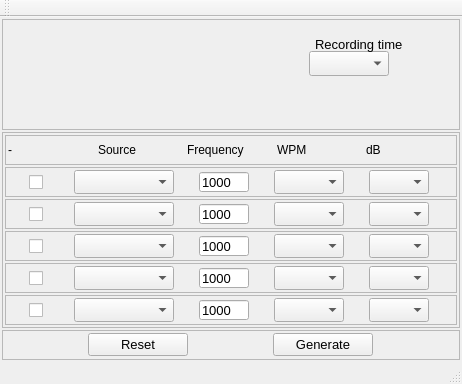
oldscienceguy/PebbleSDR, file plugins/MorseDigitalModem/MorseIQMaker/mainwindow.ui: the form before one commit.
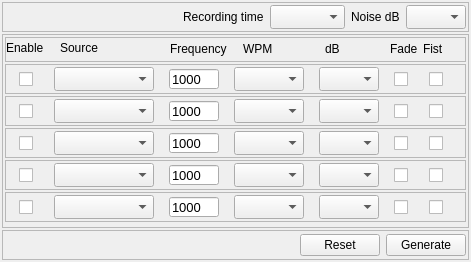
The form after the commit.

Commit message:
UI and noise options
Fade and Fist variations not implemented yet

Patch:
```diff
--- a/plugins/MorseDigitalModem/MorseIQMaker/mainwindow.ui
+++ b/plugins/MorseDigitalModem/MorseIQMaker/mainwindow.ui
@@ -6,8 +6,8 @@
    <rect>
     <x>0</x>
     <y>0</y>
-    <width>462</width>
-    <height>384</height>
+    <width>471</width>
+    <height>262</height>
    </rect>
   </property>
   <property name="windowTitle">
@@ -32,51 +32,104 @@
     </property>
     <item>
      <widget class="QFrame" name="frame">
+      <property name="maximumSize">
+       <size>
+        <width>16777215</width>
+        <height>30</height>
+       </size>
+      </property>
       <property name="frameShape">
        <enum>QFrame::StyledPanel</enum>
       </property>
       <property name="frameShadow">
        <enum>QFrame::Raised</enum>
       </property>
-      <widget class="QComboBox" name="timeBox">
-       <property name="geometry">
-        <rect>
-         <x>307</x>
-         <y>32</y>
-         <width>80</width>
-         <height>25</height>
-        </rect>
+      <layout class="QHBoxLayout" name="horizontalLayout_8">
+       <property name="spacing">
+        <number>6</number>
        </property>
-       <property name="maximumSize">
-        <size>
-         <width>16777215</width>
-         <height>25</height>
-        </size>
+       <property name="leftMargin">
+        <number>2</number>
        </property>
-       <property name="font">
-        <font>
-         <pointsize>10</pointsize>
-        </font>
+       <property name="topMargin">
+        <number>2</number>
        </property>
-      </widget>
-      <widget class="QLabel" name="label_6">
-       <property name="geometry">
-        <rect>
-         <x>313</x>
-         <y>17</y>
-         <width>87</width>
-         <height>16</height>
-        </rect>
+       <property name="rightMargin">
+        <number>2</number>
        </property>
-       <property name="font">
-        <font>
-         <pointsize>10</pointsize>
-        </font>
+       <property name="bottomMargin">
+        <number>2</number>
        </property>
-       <property name="text">
-        <string>Recording time</string>
-       </property>
-      </widget>
+       <item>
+        <spacer name="horizontalSpacer">
+         <property name="orientation">
+          <enum>Qt::Horizontal</enum>
+         </property>
+         <property name="sizeHint" stdset="0">
+          <size>
+           <width>40</width>
+           <height>20</height>
+          </size>
+         </property>
+        </spacer>
+       </item>
+       <item>
+        <widget class="QLabel" name="label_6">
+         <property name="maximumSize">
+          <size>
+           <width>100</width>
+           <height>16777215</height>
+          </size>
+         </property>
+         <property name="text">
+          <string>Recording time</string>
+         </property>
+        </widget>
+       </item>
+       <item>
+        <widget class="QComboBox" name="timeBox">
+         <property name="maximumSize">
+          <size>
+           <width>75</width>
+           <height>25</height>
+          </size>
+         </property>
+         <property name="font">
+          <font>
+           <pointsize>10</pointsize>
+          </font>
+         </property>
+        </widget>
+       </item>
+       <item>
+        <widget class="QLabel" name="label_9">
+         <property name="maximumSize">
+          <size>
+           <width>60</width>
+           <height>16777215</height>
+          </size>
+         </property>
+         <property name="text">
+          <string>Noise dB</string>
+         </property>
+        </widget>
+       </item>
+       <item>
+        <widget class="QComboBox" name="noiseBox">
+         <property name="maximumSize">
+          <size>
+           <width>60</width>
+           <height>25</height>
+          </size>
+         </property>
+         <property name="font">
+          <font>
+           <pointsize>10</pointsize>
+          </font>
+         </property>
+        </widget>
+       </item>
+      </layout>
      </widget>
     </item>
     <item>
@@ -108,13 +161,13 @@
          <property name="minimumSize">
           <size>
            <width>0</width>
-           <height>30</height>
+           <height>25</height>
           </size>
          </property>
          <property name="maximumSize">
           <size>
            <width>16777215</width>
-           <height>30</height>
+           <height>25</height>
           </size>
          </property>
          <property name="frameShape">
@@ -123,58 +176,127 @@
          <property name="frameShadow">
           <enum>QFrame::Raised</enum>
          </property>
-         <layout class="QHBoxLayout" name="horizontalLayout_6">
-          <property name="spacing">
-           <number>2</number>
+         <widget class="QLabel" name="label">
+          <property name="geometry">
+           <rect>
+            <x>1</x>
+            <y>3</y>
+            <width>41</width>
+            <height>16</height>
+           </rect>
           </property>
-          <property name="leftMargin">
-           <number>2</number>
+          <property name="maximumSize">
+           <size>
+            <width>50</width>
+            <height>16777215</height>
+           </size>
           </property>
-          <property name="topMargin">
-           <number>2</number>
+          <property name="text">
+           <string>Enable</string>
           </property>
-          <property name="rightMargin">
-           <number>2</number>
+         </widget>
+         <widget class="QLabel" name="label_5">
+          <property name="geometry">
+           <rect>
+            <x>55</x>
+            <y>3</y>
+            <width>83</width>
+            <height>16</height>
+           </rect>
           </property>
-          <property name="bottomMargin">
-           <number>2</number>
+          <property name="minimumSize">
+           <size>
+            <width>80</width>
+            <height>0</height>
+           </size>
           </property>
-          <item>
-           <widget class="QLabel" name="label">
-            <property name="text">
-             <string>-</string>
-            </property>
-           </widget>
-          </item>
-          <item>
-           <widget class="QLabel" name="label_5">
-            <property name="text">
-             <string>Source</string>
-            </property>
-           </widget>
-          </item>
-          <item>
-           <widget class="QLabel" name="label_2">
-            <property name="text">
-             <string>Frequency</string>
-            </property>
-           </widget>
-          </item>
-          <item>
-           <widget class="QLabel" name="label_3">
-            <property name="text">
-             <string>WPM</string>
-            </property>
-           </widget>
-          </item>
-          <item>
-           <widget class="QLabel" name="label_4">
-            <property name="text">
-             <string>dB</string>
-            </property>
-           </widget>
-          </item>
-         </layout>
+          <property name="maximumSize">
+           <size>
+            <width>100</width>
+            <height>16777215</height>
+           </size>
+          </property>
+          <property name="text">
+           <string>Source</string>
+          </property>
+         </widget>
+         <widget class="QLabel" name="label_2">
+          <property name="geometry">
+           <rect>
+            <x>165</x>
+            <y>4</y>
+            <width>64</width>
+            <height>16</height>
+           </rect>
+          </property>
+          <property name="text">
+           <string>Frequency</string>
+          </property>
+         </widget>
+         <widget class="QLabel" name="label_3">
+          <property name="geometry">
+           <rect>
+            <x>238</x>
+            <y>4</y>
+            <width>32</width>
+            <height>16</height>
+           </rect>
+          </property>
+          <property name="text">
+           <string>WPM</string>
+          </property>
+         </widget>
+         <widget class="QLabel" name="label_4">
+          <property name="geometry">
+           <rect>
+            <x>320</x>
+            <y>4</y>
+            <width>17</width>
+            <height>16</height>
+           </rect>
+          </property>
+          <property name="text">
+           <string>dB</string>
+          </property>
+         </widget>
+         <widget class="QLabel" name="label_7">
+          <property name="geometry">
+           <rect>
+            <x>385</x>
+            <y>4</y>
+            <width>30</width>
+            <height>16</height>
+           </rect>
+          </property>
+          <property name="maximumSize">
+           <size>
+            <width>30</width>
+            <height>16777215</height>
+           </size>
+          </property>
+          <property name="text">
+           <string>Fade</string>
+          </property>
+         </widget>
+         <widget class="QLabel" name="label_8">
+          <property name="geometry">
+           <rect>
+            <x>418</x>
+            <y>4</y>
+            <width>22</width>
+            <height>16</height>
+           </rect>
+          </property>
+          <property name="maximumSize">
+           <size>
+            <width>30</width>
+            <height>16777215</height>
+           </size>
+          </property>
+          <property name="text">
+           <string>Fist</string>
+          </property>
+         </widget>
         </widget>
        </item>
        <item>
@@ -319,6 +441,32 @@
             </property>
            </widget>
           </item>
+          <item>
+           <widget class="QCheckBox" name="fadeBox_1">
+            <property name="maximumSize">
+             <size>
+              <width>20</width>
+              <height>20</height>
+             </size>
+            </property>
+            <property name="text">
+             <string/>
+            </property>
+           </widget>
+          </item>
+          <item>
+           <widget class="QCheckBox" name="fistBox_1">
+            <property name="maximumSize">
+             <size>
+              <width>20</width>
+              <height>20</height>
+             </size>
+            </property>
+            <property name="text">
+             <string/>
+            </property>
+           </widget>
+          </item>
          </layout>
         </widget>
        </item>
@@ -464,6 +612,32 @@
             </property>
            </widget>
           </item>
+          <item>
+           <widget class="QCheckBox" name="fadeBox_2">
+            <property name="maximumSize">
+             <size>
+              <width>20</width>
+              <height>20</height>
+             </size>
+            </property>
+            <property name="text">
+             <string/>
+            </property>
+           </widget>
+          </item>
+          <item>
+           <widget class="QCheckBox" name="fistBox_2">
+            <property name="maximumSize">
+             <size>
+              <width>20</width>
+              <height>20</height>
+             </size>
+            </property>
+            <property name="text">
+             <string/>
+            </property>
+           </widget>
+          </item>
          </layout>
         </widget>
        </item>
@@ -609,6 +783,32 @@
             </property>
            </widget>
           </item>
+          <item>
+           <widget class="QCheckBox" name="fadeBox_3">
+            <property name="maximumSize">
+             <size>
+              <width>20</width>
+              <height>20</height>
+             </size>
+            </property>
+            <property name="text">
+             <string/>
+            </property>
+           </widget>
+          </item>
+          <item>
+           <widget class="QCheckBox" name="fistBox_3">
+            <property name="maximumSize">
+             <size>
+              <width>20</width>
+              <height>20</height>
+             </size>
+            </property>
+            <property name="text">
+             <string/>
+            </property>
+           </widget>
+          </item>
          </layout>
         </widget>
        </item>
@@ -754,6 +954,32 @@
             </property>
            </widget>
           </item>
+          <item>
+           <widget class="QCheckBox" name="fadeBox_4">
+            <property name="maximumSize">
+             <size>
+              <width>20</width>
+              <height>20</height>
+             </size>
+            </property>
+            <property name="text">
+             <string/>
+            </property>
+           </widget>
+          </item>
+          <item>
+           <widget class="QCheckBox" name="fistBox_4">
+            <property name="maximumSize">
+             <size>
+              <width>20</width>
+              <height>20</height>
+             </size>
+            </property>
+            <property name="text">
+             <string/>
+            </property>
+           </widget>
+          </item>
          </layout>
         </widget>
        </item>
@@ -899,6 +1125,32 @@
             </property>
            </widget>
           </item>
+          <item>
+           <widget class="QCheckBox" name="fadeBox_5">
+            <property name="maximumSize">
+             <size>
+              <width>20</width>
+              <height>20</height>
+             </size>
+            </property>
+            <property name="text">
+             <string/>
+            </property>
+           </widget>
+          </item>
+          <item>
+           <widget class="QCheckBox" name="fistBox_5">
+            <property name="maximumSize">
+             <size>
+              <width>20</width>
+              <height>20</height>
+             </size>
+            </property>
+            <property name="text">
+             <string/>
+            </property>
+           </widget>
+          </item>
          </layout>
         </widget>
        </item>
@@ -921,7 +1173,7 @@
       </property>
       <layout class="QHBoxLayout" name="horizontalLayout_7">
        <property name="spacing">
-        <number>2</number>
+        <number>6</number>
        </property>
        <property name="leftMargin">
         <number>2</number>
@@ -935,6 +1187,19 @@
        <property name="bottomMargin">
         <number>2</number>
        </property>
+       <item>
+        <spacer name="horizontalSpacer_2">
+         <property name="orientation">
+          <enum>Qt::Horizontal</enum>
+         </property>
+         <property name="sizeHint" stdset="0">
+          <size>
+           <width>40</width>
+           <height>20</height>
+          </size>
+         </property>
+        </spacer>
+       </item>
        <item>
         <widget class="QPushButton" name="resetButton">
          <property name="maximumSize">
@@ -943,11 +1208,6 @@
            <height>16777215</height>
           </size>
          </property>
-         <property name="font">
-          <font>
-           <pointsize>10</pointsize>
-          </font>
-         </property>
          <property name="text">
           <string>Reset</string>
          </property>
@@ -961,11 +1221,6 @@
            <height>16777215</height>
           </size>
          </property>
-         <property name="font">
-          <font>
-           <pointsize>10</pointsize>
-          </font>
-         </property>
          <property name="text">
           <string>Generate</string>
          </property>
@@ -976,25 +1231,6 @@
     </item>
    </layout>
   </widget>
-  <widget class="QMenuBar" name="menuBar">
-   <property name="geometry">
-    <rect>
-     <x>0</x>
-     <y>0</y>
-     <width>462</width>
-     <height>22</height>
-    </rect>
-   </property>
-  </widget>
-  <widget class="QToolBar" name="mainToolBar">
-   <attribute name="toolBarArea">
-    <enum>TopToolBarArea</enum>
-   </attribute>
-   <attribute name="toolBarBreak">
-    <bool>false</bool>
-   </attribute>
-  </widget>
-  <widget class="QStatusBar" name="statusBar"/>
  </widget>
  <layoutdefault spacing="6" margin="11"/>
  <resources/>
```
Left out of the diff: 2 changed lines with no effect on the pictures. The commit also changes 2 other files.
